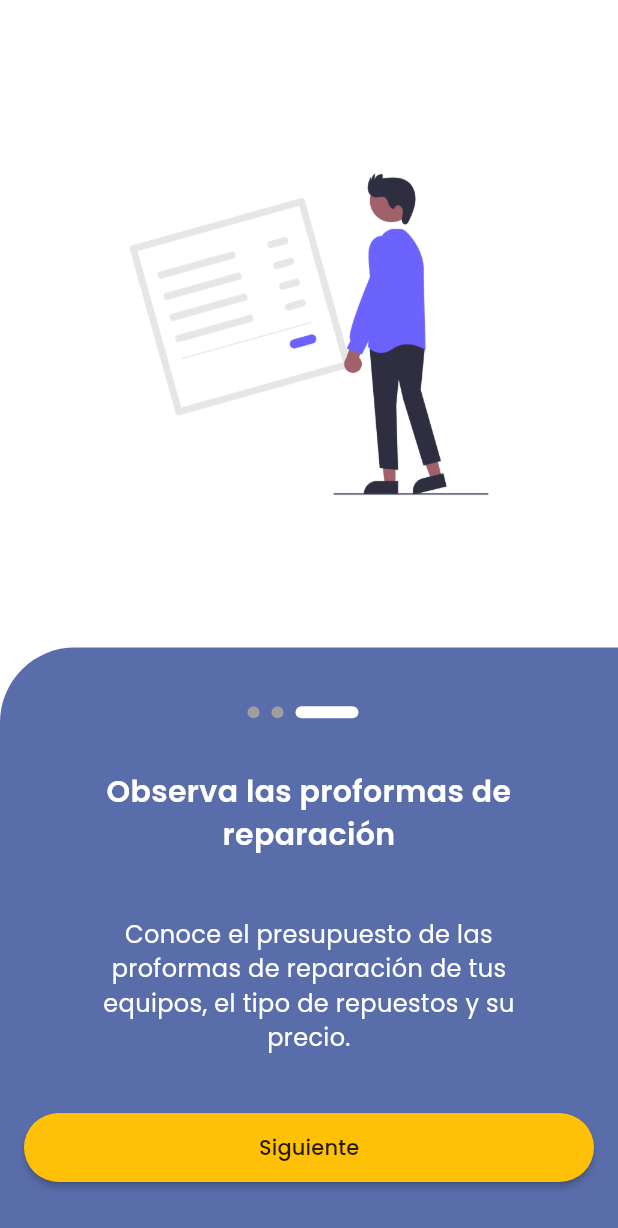
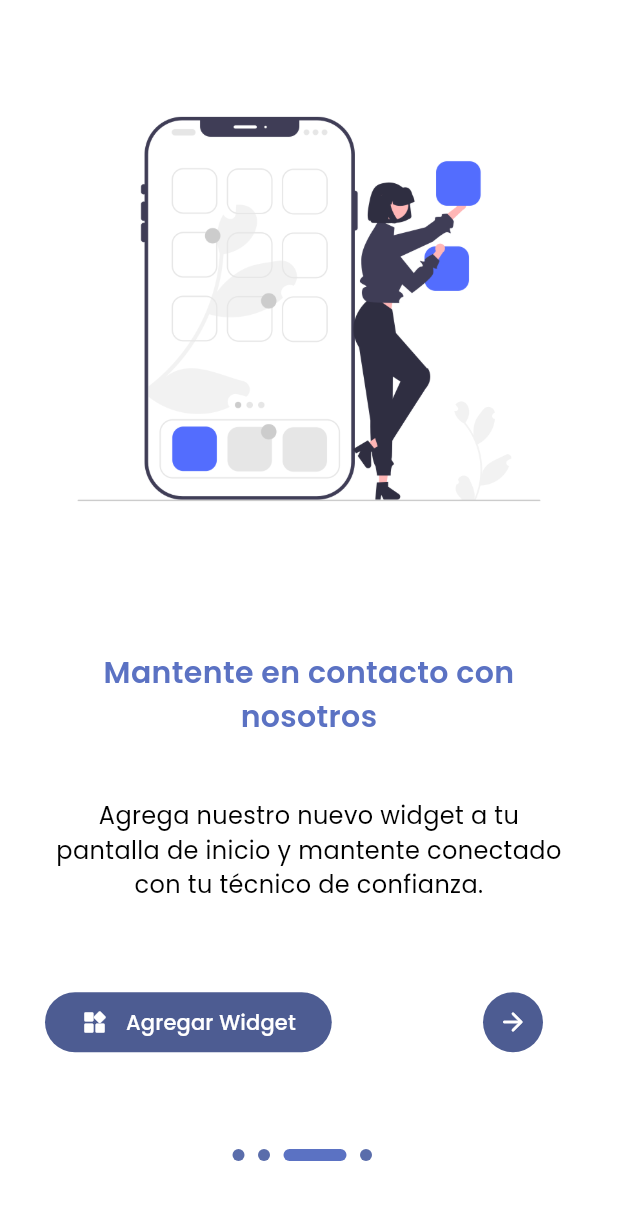
Before and after one commit to bryandelgado99/Electronica-Zurita--Mobile-App, a Flutter app: the screen it shows after launch, swiped to page 3, on a phone screen of 412 x 824 dp. Shown: the top 1228 px of the screen. Run offline on Flutter 3.47's test engine with Material 3 defaults, Android fonts, the phone set to English and light mode, and no system bars; our stand-ins replace expansion_tile_card, flutter_easyloading, flutter_svg, fluttertoast, google_nav_bar, shared_preferences and 1 more; missing offline and left inert: social_media_buttons.

Commit message:
Mejoras en onBoarding Screen y cambios en la estructura visual de la aplicación.

```diff
--- /dev/null
+++ b/lib/app/views/onBoarding/newPageElement.dart
@@ -0,0 +1,187 @@
+import 'package:flutter/material.dart';
+
+class NewPageElement extends StatefulWidget {
+  const NewPageElement({
+    super.key,
+    required this.title,
+    required this.description,
+    required this.isSkipped,
+    required this.path,
+    required this.onTab,
+    required this.color,
+  });
+
+  final Color color;
+  final String title;
+  final String description;
+  final bool isSkipped;
+  final String path;
+  final VoidCallback onTab;
+
+  @override
+  _NewPageElementState createState() => _NewPageElementState();
+}
+
+class _NewPageElementState extends State<NewPageElement> {
+  bool _isLoading = false;
+
+  void _onNextPressed() {
+    setState(() {
+      _isLoading = true;
+    });
+
+    // Aquí puedes agregar tu lógica de navegación o cualquier otra acción
+    Future.delayed(const Duration(seconds: 2), () {
+      setState(() {
+        _isLoading = false;
+      });
+    });
+  }
+
+  @override
+  Widget build(BuildContext context) {
+    final screenHeight = MediaQuery.of(context).size.height;
+
+    return Scaffold(
+      body: Column(
+        mainAxisAlignment: MainAxisAlignment.spaceEvenly,
+        mainAxisSize: MainAxisSize.max,
+        children: [
+          SizedBox(
+            height: screenHeight * 0.50,
+            child: Center(
+              child: Image.asset(widget.path, scale: 2.15),
+            ),
+          ),
+          Container(
+            height: screenHeight * 0.50,
+            child: Padding(
+              padding: const EdgeInsets.symmetric(horizontal: 30),
+              child: Center(
+                child: Column(
+                  mainAxisSize: MainAxisSize.max,
+                  mainAxisAlignment: MainAxisAlignment.center,
+                  children: [
+                    Text(
+                      widget.title,
+                      style: TextStyle(
+                          fontWeight: FontWeight.w600,
+                          color: widget.color,
+                          fontSize: 20),
+                      textAlign: TextAlign.center,
+                    ),
+                    const SizedBox(height: 40),
+                    Text(
+                      widget.description,
+                      style: const TextStyle(
+                          fontWeight: FontWeight.w300,
+                          fontSize: 16,
+                          color: Colors.black),
+                      textAlign: TextAlign.center,
+                    ),
+                    const SizedBox(height: 40),
+                    _composeAction(context),
+                    SizedBox(height: 80),
+                  ],
+                ),
+              ),
+            ),
+          ),
+        ],
+      ),
+    );
+  }
+
+  Widget _composeAction(BuildContext context) {
+    return SizedBox(
+        child:
+        Row(
+          mainAxisSize: MainAxisSize.max,
+          mainAxisAlignment: MainAxisAlignment.spaceBetween,
+          children: [
+            FilledButton(
+                onPressed: (){
+                  showDialog(
+                      context: context,
+                      builder: (context){
+                        return onCallAddDialog(context);
+                      }
+                  );
+                },
+                child: Row(
+                  mainAxisAlignment: MainAxisAlignment.spaceBetween,
+                  mainAxisSize: MainAxisSize.max,
+                  children: [
+                    Icon(Icons.widgets_rounded),
+                    const SizedBox(width: 12,),
+                    Text("Agregar Widget")
+                  ],
+                )
+            ),
+            GestureDetector(
+              onTap: widget.onTab,
+              child: Container(
+                padding: EdgeInsets.all(16),
+                child: IconButton.filled(
+                  onPressed: widget.onTab,
+                  icon: Icon(Icons.arrow_forward_rounded, size: 20, color: Colors.white),
+                ),
+              ),
+            ),
+          ],
+        )
+    );
+  }
+}
+
+AlertDialog onCallAddDialog(BuildContext context){
+  return AlertDialog(
+    title: Row(
+      mainAxisAlignment: MainAxisAlignment.center,
+      children: [
+        Icon(Icons.widgets_rounded),
+        const SizedBox(width: 12,),
+        Text("Agregar Widget", style: TextStyle(fontSize: 20, fontWeight: FontWeight.w600),)
+      ],
+    ),
+    content: Column(
+      mainAxisAlignment: MainAxisAlignment.spaceEvenly,
+      crossAxisAlignment: CrossAxisAlignment.start,
+      mainAxisSize: MainAxisSize.min,
+      children: [
+        const SizedBox(height: 25,),
+        Center(
+          child: Container(
+              width: 90,
+              height: 90,
+              decoration: BoxDecoration(
+                  color: Colors.white,
+                  borderRadius: BorderRadius.circular(24)
+              ),
+              child: Padding(
+                padding: const EdgeInsets.all(14.0),
+                child: Image.asset('assets/images/logo.png', width: 90,),
+              )
+          ),
+        ),
+        const SizedBox(height: 30,),
+        Text("Vas a agregar el widget de Electrónica Zuita a tu pantalla de inicio."),
+        const SizedBox(height: 15,),
+        Text("¿Deseas continuar?", style: TextStyle(fontWeight: FontWeight.w500),)
+      ],
+    ),
+    actionsAlignment: MainAxisAlignment.end,
+    actions: [
+      TextButton(
+          onPressed: (){
+            Navigator.pop(context);
+          },
+          child: Text("Cancelar")
+      ),
+      TextButton(
+        onPressed: (){},
+        child: Text("Agregar"),
+      )
+    ],
+  );
+}
--- a/lib/app/views/onBoarding/onBoarding_Screen.dart
+++ b/lib/app/views/onBoarding/onBoarding_Screen.dart
@@ -1,4 +1,5 @@
 import 'package:electronica_zurita/app/components/app_colors.dart';
+import 'package:electronica_zurita/app/views/onBoarding/newPageElement.dart';
 import 'package:electronica_zurita/app/views/onBoarding/pageElement.dart';
 import 'package:electronica_zurita/utilities/navigator_rules.dart';
 import 'package:flutter/material.dart';
@@ -31,6 +32,7 @@ class _OnBoardScreenState extends State<OnBoardScreen> {
   List<Widget> get _views => [
     page_One(_onNextPage),
     page_Two(_onNextPage),
+    pageOutlaw(_onNextPage),
     page_Three(_onNextPage),
   ];
 
@@ -52,9 +54,9 @@ class _OnBoardScreenState extends State<OnBoardScreen> {
             },
           ),
           Positioned(
-            top: MediaQuery.of(context).size.height/1.75,
             right: 0,
             left: 0,
+            bottom: 50,
             child: Column(
               children: [
                 Row(
@@ -87,10 +89,10 @@ class _OnBoardScreenState extends State<OnBoardScreen> {
       duration: Duration(microseconds: 300),
       height: 8,
       width: 42,
-      margin: const EdgeInsets.only(right: 8),
+      margin: const EdgeInsets.only(right: 9),
       decoration: BoxDecoration(
           borderRadius: BorderRadius.all(Radius.circular(50)),
-          color: Colors.white
+          color: AppColors.primaryColor
       ),
     );
   }
@@ -99,10 +101,10 @@ class _OnBoardScreenState extends State<OnBoardScreen> {
       duration: Duration(microseconds: 300),
       height: 8,
       width: 8,
-      margin: const EdgeInsets.only(right: 8),
+      margin: const EdgeInsets.only(right: 9),
       decoration: BoxDecoration(
           borderRadius: BorderRadius.all(Radius.circular(50)),
-          color: Colors.grey
+          color: AppColors.contrastColor
       ),
     );
   }
@@ -131,6 +133,17 @@ Widget page_Two(VoidCallback onNextPage) {
   );
 }
 
+Widget pageOutlaw(VoidCallback onNextPage){
+  return NewPageElement(
+    title: "Mantente en contacto con nosotros",
+    description: "Agrega nuestro nuevo widget a tu pantalla de inicio y mantente conectado con tu técnico de confianza.",
+    isSkipped: true,
+    path: "assets/images/homescreen.png",
+    onTab: onNextPage,
+    color: AppColors.primaryColor,
+  );
+}
+
 Widget page_Three(VoidCallback onNextPage) {
   return pageElement(
     title: "Observa las proformas de reparación",
@@ -138,6 +151,6 @@ Widget page_Three(VoidCallback onNextPage) {
     isSkipped: false,
     path: "assets/images/undraw_Receipt_re_fre3.png",
     onTab: onNextPage,
-    color: AppColors.contrastColor,
+    color: AppColors.secondaryColor,
   );
 }
--- a/lib/app/views/onBoarding/pageElement.dart
+++ b/lib/app/views/onBoarding/pageElement.dart
@@ -1,3 +1,4 @@
+import 'package:electronica_zurita/app/components/app_colors.dart';
 import 'package:electronica_zurita/utilities/navigator_rules.dart';
 import 'package:flutter/material.dart';
 import 'package:shared_preferences/shared_preferences.dart';
@@ -43,81 +44,74 @@ class _pageElementState extends State<pageElement> {
 
   @override
   Widget build(BuildContext context) {
-    return ColoredBox(
-        color: Colors.white,
-        child: Stack(
+
+    final screenHeight = MediaQuery.of(context).size.height;
+
+    return Scaffold(
+      body: Column(
+        mainAxisAlignment: MainAxisAlignment.spaceEvenly,
+        mainAxisSize: MainAxisSize.max,
         children: [
-            Container(
-              height: MediaQuery.of(context).size.height/1.85,
-              decoration: BoxDecoration(
-                image: DecorationImage(
-                  image: AssetImage(widget.path),
-                  scale: 2.5
-                )
+          SizedBox(
+            height: screenHeight * 0.50,
+            child: Center(
+              child: Image.asset(widget.path, scale: 2.15),
             ),
           ),
-            Positioned(
-                bottom: 0,
-                right: 0,
-                left: 0,
-                child: Container(
-                  height: MediaQuery.of(context).size.height/2.1,
-                 decoration: BoxDecoration(
-                   borderRadius: BorderRadius.only(
-                     topLeft: Radius.circular(50)
-                   ),
-                   color: widget.color
-                 ),
+          Container(
+            height: screenHeight * 0.50,
             child: Padding(
-                    padding: EdgeInsets.symmetric(horizontal: 50),
+              padding: const EdgeInsets.symmetric(horizontal: 30),
               child: Column(
+                mainAxisSize: MainAxisSize.max,
+                mainAxisAlignment: MainAxisAlignment.center,
                 children: [
-                        SizedBox(height: 82),
-                        Text(widget.title, style: TextStyle(fontWeight: FontWeight.w600, color: Colors.white, fontSize: 20), textAlign: TextAlign.center,),
+                  Text(widget.title, style: TextStyle(fontWeight: FontWeight.w600, color: widget.color, fontSize: 20), textAlign: TextAlign.center,),
                   SizedBox(height: 40),
-                        Text(widget.description, style: TextStyle(fontWeight: FontWeight.w300, fontSize: 16, color: Colors.white), textAlign: TextAlign.center)
+                  Text(widget.description, style: TextStyle(fontWeight: FontWeight.w300, fontSize: 16, color: Colors.black), textAlign: TextAlign.center),
+                  SizedBox(height: 40),
+                  actionComponents(),
+                  SizedBox(height: 80),
                 ],
               ),
             ),
-              )
           ),
-            Positioned(
-              bottom: 20,
-              left: 0,
-              right: 0,
-              child: Padding(
-                padding: const EdgeInsets.all(16),
-                child: widget.isSkipped
-                  ? Row(
-                  mainAxisAlignment: MainAxisAlignment.spaceBetween,
+        ],
+      ),
+    );
+  }
+
+  Widget actionComponents(){
+    return SizedBox(
+      child: widget.isSkipped ?
+      Row(
+        mainAxisSize: MainAxisSize.max,
+        mainAxisAlignment: MainAxisAlignment.end,
         children: [
-                    TextButton(onPressed: (){}, child: Text("Omitir", style: TextStyle(color: Colors.white70),)),
           GestureDetector(
             onTap: widget.onTab,
             child: Container(
               padding: EdgeInsets.all(16),
-                        child: FilledButton(
+              child: IconButton.filled(
                 onPressed: widget.onTab,
-                          child: Icon(Icons.arrow_forward_rounded, size: 18,),
+                icon: Icon(Icons.arrow_forward_rounded, size: 20, color: Colors.white),
               ),
             ),
           )
         ],
       )
-                : SizedBox(
-                  height: 46,
+          :
+      SizedBox(
+          width: MediaQuery.of(context).size.width,
           child:  _isLoading
               ? Center(child: CircularProgressIndicator())
-                      : MaterialButton(
+              : FilledButton(
+                style: ButtonStyle(
+                  backgroundColor: WidgetStatePropertyAll<Color>(widget.color)
+                ),
                 onPressed: _onNextPressed,
-                    child: Text("Siguiente"),
-                    shape: RoundedRectangleBorder(borderRadius:BorderRadius.all( Radius.circular(25))),
-                    color: Colors.amber,
-                  ),
+                child: Text("Empecemos")
           )
-              )
-            )
-          ],
       ),
     );
   }
--- a/pubspec.yaml
+++ b/pubspec.yaml
@@ -53,6 +53,7 @@ dependencies:
   connectivity_plus: ^6.0.3
   webview_flutter: ^4.8.0
   fluttertoast: ^8.2.6
+  home_widget: ^0.7.0
 
 
 dev_dependencies:
```
Also changed, not shown: assets/images/homescreen.png (added), pubspec.lock, 2 other files. Lines whose indentation alone changed are shown as unchanged.
